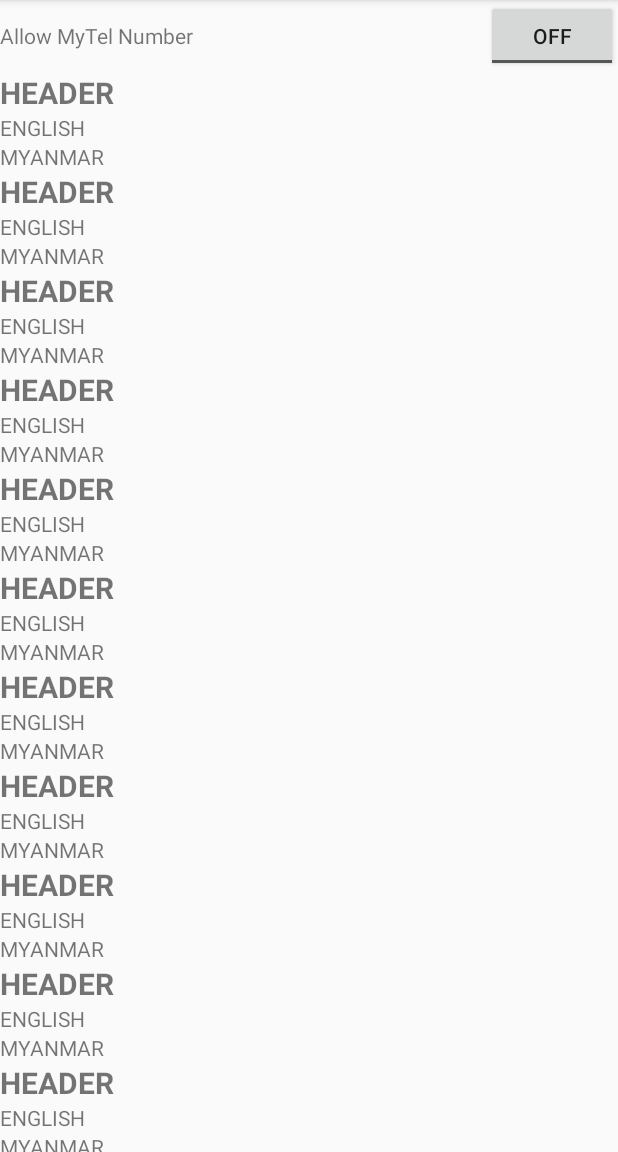
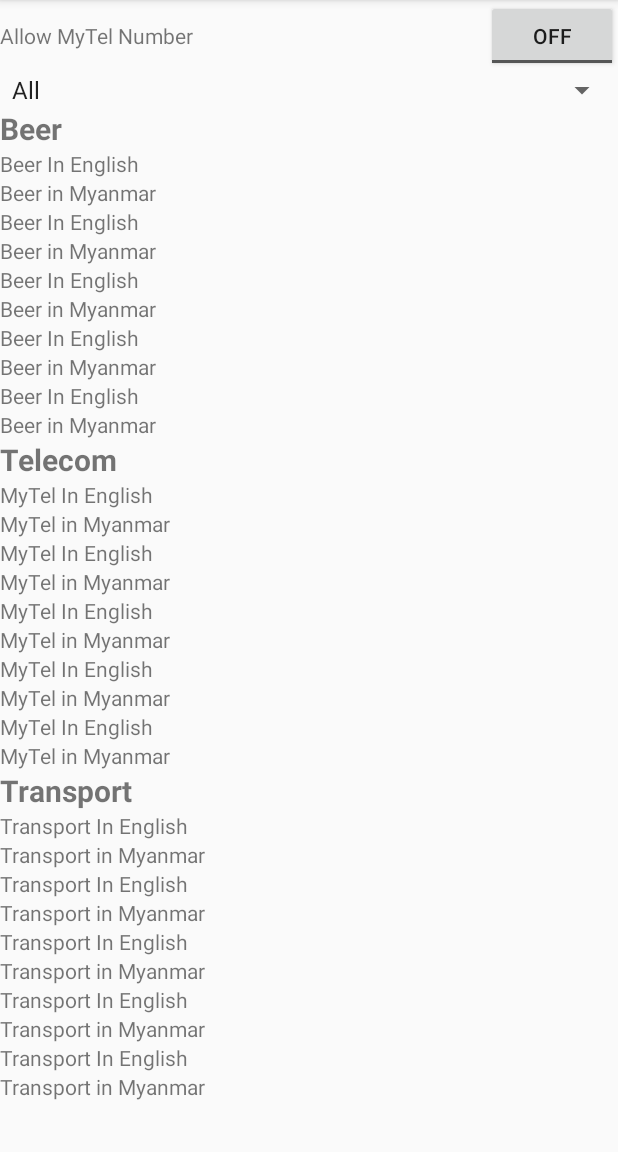
Before and after one commit to PhyoeKo/MyTelBlocker, an Android app: the screen it shows after launch (BlacklistActivity), on a phone screen of 412 x 824 dp, the part 84-1236 px from its top. Run offline under Robolectric (Android 15) with nearby library versions, the phone set to English and light mode, and no system bars.

```diff
--- a/app/src/main/java/com/mytelblocker/mm/activity/BlacklistActivity.java
+++ b/app/src/main/java/com/mytelblocker/mm/activity/BlacklistActivity.java
@@ -14,9 +14,15 @@ import android.content.pm.PackageManager;
 import android.net.Uri;
 import android.os.Build;
 import android.os.Bundle;
+import android.util.Log;
 import android.view.MenuItem;
+import android.view.View;
+import android.widget.AdapterView;
+import android.widget.ArrayAdapter;
 import android.widget.CompoundButton;
 import android.widget.LinearLayout;
+import android.widget.Spinner;
+import android.widget.Toast;
 import android.widget.ToggleButton;
 
 import androidx.annotation.NonNull;
@@ -35,12 +41,13 @@ import com.mytelblocker.mm.preference.AppPreference;
 import java.util.ArrayList;
 import java.util.List;
 
-public class BlacklistActivity extends AppCompatActivity {
+public class BlacklistActivity extends AppCompatActivity implements AdapterView.OnItemSelectedListener {
     MilitaryDataListAdapter militaryDataListAdapter = new MilitaryDataListAdapter();
     RecyclerView rvList;
     private ArrayList<Object> fuckingMilitaryDataList = new ArrayList<>();
     ToggleButton toggleService;
     AppPreference appPreference;
+    Spinner spCategory;
 
     @Override
     protected void onCreate(Bundle savedInstanceState) {
@@ -49,9 +56,12 @@ public class BlacklistActivity extends AppCompatActivity {
         requestPermissions();
         toggleService = findViewById(R.id.toggle);
         rvList = findViewById(R.id.rv_list);
+        spCategory = findViewById(R.id.sp_category);
         rvList.setAdapter(militaryDataListAdapter);
         appPreference = new AppPreference(getApplicationContext());
-        loadData();
+        loadSpinner();
+
+        loadDefault();
 
         toggleService.setChecked(appPreference.getServiceStatus());
         toggleService.setOnCheckedChangeListener(new CompoundButton.OnCheckedChangeListener() {
@@ -60,6 +70,13 @@ public class BlacklistActivity extends AppCompatActivity {
                 appPreference.setServiceStatus(isChecked);
             }
         });
+
+        spCategory.setOnItemSelectedListener(this);
+    }
+
+    private void loadSpinner() {
+        ArrayAdapter<String> dataAdapter = new ArrayAdapter<String>(this, android.R.layout.simple_spinner_item, getResources().getStringArray(R.array.testArray));
+        spCategory.setAdapter(dataAdapter);
     }
 
     protected void requestPermissions() {
@@ -108,15 +125,57 @@ public class BlacklistActivity extends AppCompatActivity {
         startActivity(new Intent(Intent.ACTION_VIEW, Uri.parse("https://github.com/eaglx/CallBlocker")));
     }
 
+    private void loadBeer() {
+        fuckingMilitaryDataList.add(new DataHeader("Beer"));
+        for (int i = 0; i < 5; i++) {
+            fuckingMilitaryDataList.add(new MilitaryData("Beer In English", "Beer in Myanmar"));
+        }
+    }
 
-    private void loadData() {
-        for (int i = 0; i < 100; i++) {
-            if (i % 2 == 0) {
-                fuckingMilitaryDataList.add(new DataHeader("HEADER"));
-            } else {
-                fuckingMilitaryDataList.add(new MilitaryData("ENGLISH", "MYANMAR"));
-            }
+    private void loadTeleCom() {
+        fuckingMilitaryDataList.add(new DataHeader("Telecom"));
+        for (int i = 0; i < 5; i++) {
+            fuckingMilitaryDataList.add(new MilitaryData("MyTel In English", "MyTel in Myanmar"));
+        }
+    }
+
+    private void loadTransport() {
+        fuckingMilitaryDataList.add(new DataHeader("Transport"));
+        for (int i = 0; i < 5; i++) {
+            fuckingMilitaryDataList.add(new MilitaryData("Transport In English", "Transport in Myanmar"));
+        }
+    }
+
+    @Override
+    public void onItemSelected(AdapterView<?> parent, View view, int position, long id) {
+        fuckingMilitaryDataList.clear();
+        String selected = (String) parent.getSelectedItem();
+        switch (selected) {
+            case "Telecom":
+                loadTeleCom();
+                break;
+            case "Beer":
+                loadBeer();
+                break;
+            case "Transport":
+                loadTransport();
+                break;
+            default:
+                loadDefault();
+                break;
         }
         militaryDataListAdapter.setData(fuckingMilitaryDataList);
     }
+
+    @Override
+    public void onNothingSelected(AdapterView<?> parent) {
+
+    }
+
+    private void loadDefault() {
+        loadBeer();
+        loadTeleCom();
+        loadTransport();
+        militaryDataListAdapter.setData(fuckingMilitaryDataList);
+    }
 }
--- a/app/src/main/java/com/mytelblocker/mm/adapter/MilitaryDataListAdapter.java
+++ b/app/src/main/java/com/mytelblocker/mm/adapter/MilitaryDataListAdapter.java
@@ -1,5 +1,6 @@
 package com.mytelblocker.mm.adapter;
 
+import android.util.Log;
 import android.view.LayoutInflater;
 import android.view.View;
 import android.view.ViewGroup;
@@ -68,7 +69,8 @@ public class MilitaryDataListAdapter extends RecyclerView.Adapter<RecyclerView.V
     }
 
     public void setData(ArrayList<Object> fuckingMilitaryDataList) {
+        this.fuckingMilitaryDataList.clear();
         this.fuckingMilitaryDataList.addAll(fuckingMilitaryDataList);
+        notifyDataSetChanged();
     }
-
 }
--- a/app/src/main/res/layout/activity_blacklist.xml
+++ b/app/src/main/res/layout/activity_blacklist.xml
@@ -29,6 +29,11 @@
             android:layout_alignParentRight="true" />
     </RelativeLayout>
 
+    <Spinner
+        android:id="@+id/sp_category"
+        android:layout_width="match_parent"
+        android:layout_height="wrap_content" />
+
     <androidx.recyclerview.widget.RecyclerView
         android:id="@+id/rv_list"
         android:layout_width="match_parent"
--- a/app/src/main/res/values/strings.xml
+++ b/app/src/main/res/values/strings.xml
@@ -8,4 +8,11 @@
     <string name="receiver_notify_unknown_caller" translatable="false">Unknown caller</string>
     <string name="call_blocking_unsupported" translatable="false">Can\'t block calls in this Android version</string>
 
+    <string-array name="testArray">
+        <item>All</item>
+        <item>Telecom</item>
+        <item>Beer</item>
+        <item>Transport</item>
+    </string-array>
+
 </resources>
```
